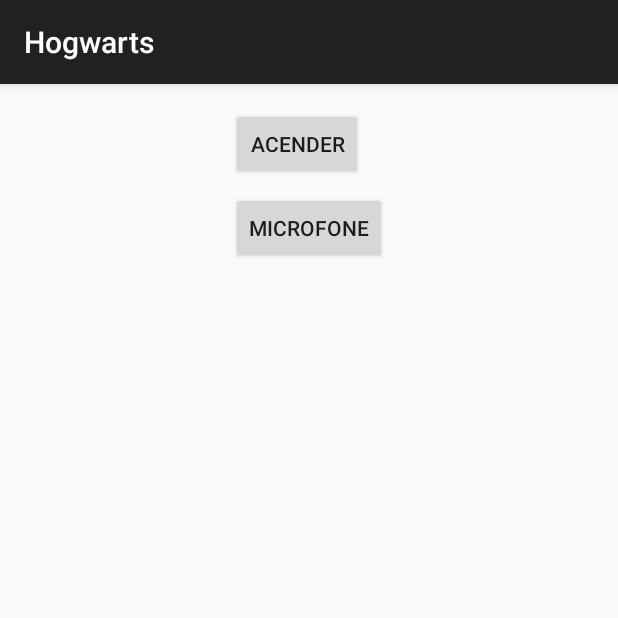
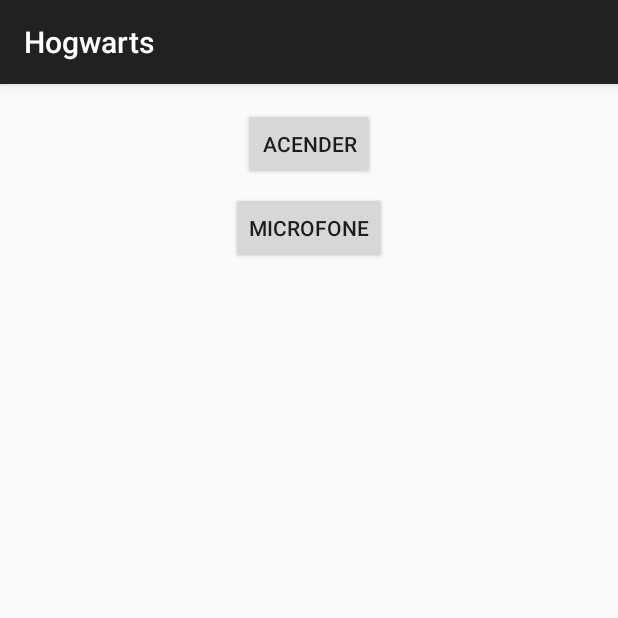
Before and after one commit to felipegr6/magias, an Android app: the screen it shows after launch (MainActivity), on a phone screen of 412 x 824 dp, the top half of it. Run offline under Robolectric (Android 15) with nearby library versions, the phone set to English and light mode, and no system bars; our stand-ins replace ButterKnife.

Commit message:
Correção de layout

```diff
--- a/magias/src/main/res/layout/activity_main.xml
+++ b/magias/src/main/res/layout/activity_main.xml
@@ -2,7 +2,6 @@
     xmlns:tools="http://schemas.android.com/tools"
     android:layout_width="match_parent"
     android:layout_height="match_parent"
-    android:gravity="center_horizontal"
     android:paddingBottom="@dimen/activity_vertical_margin"
     android:paddingLeft="@dimen/activity_horizontal_margin"
     android:paddingRight="@dimen/activity_horizontal_margin"
@@ -13,6 +12,8 @@
         android:id="@+id/btn_luz_baixa"
         android:layout_width="wrap_content"
         android:layout_height="wrap_content"
+        android:layout_centerHorizontal="true"
+        android:gravity="center"
         android:text="@string/btn_acender_luz" />
 
     <Button
@@ -20,7 +21,9 @@
         android:layout_width="wrap_content"
         android:layout_height="wrap_content"
         android:layout_below="@+id/btn_luz_baixa"
+        android:layout_centerHorizontal="true"
         android:layout_marginTop="8dp"
+        android:gravity="center"
         android:text="@string/btn_mic" />
 
 </RelativeLayout>
```
